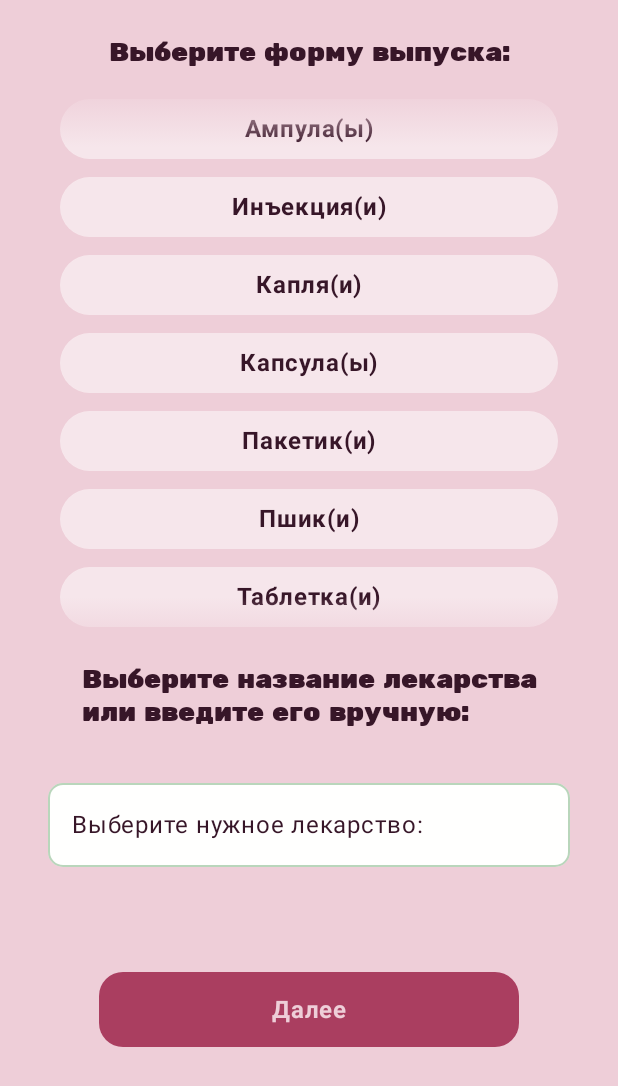
After one commit to AlinaKruzhkova/Medications, an Android app built with Jetpack Compose: the composable DrugChoiceScreenUi shown on its own in the app's theme, on a phone screen of 412 x 824 dp. The commit adds this screen. Shown: the top 1086 px of the screen. Run offline under Robolectric (Android 15) with nearby library versions, the phone set to English and light mode, and no system bars.

Commit message:
Finished DrugChoiceScreenUi

```diff
--- /dev/null
+++ b/app/src/main/java/com/example/myfirstapplication/drugchoice/DrugChoiceScreenUi.kt
@@ -0,0 +1,234 @@
+package com.example.myfirstapplication.drugchoice
+
+import androidx.compose.foundation.background
+import androidx.compose.foundation.clickable
+import androidx.compose.foundation.layout.Box
+import androidx.compose.foundation.layout.Column
+import androidx.compose.foundation.layout.PaddingValues
+import androidx.compose.foundation.layout.Spacer
+import androidx.compose.foundation.layout.fillMaxSize
+import androidx.compose.foundation.layout.fillMaxWidth
+import androidx.compose.foundation.layout.height
+import androidx.compose.foundation.layout.heightIn
+import androidx.compose.foundation.layout.padding
+import androidx.compose.foundation.lazy.LazyColumn
+import androidx.compose.foundation.lazy.items
+import androidx.compose.foundation.shape.RoundedCornerShape
+import androidx.compose.material.icons.Icons
+import androidx.compose.material.icons.filled.Clear
+import androidx.compose.material3.ExperimentalMaterial3Api
+import androidx.compose.material3.Icon
+import androidx.compose.material3.IconButton
+import androidx.compose.material3.OutlinedTextField
+import androidx.compose.material3.Text
+import androidx.compose.material3.TextFieldDefaults
+import androidx.compose.runtime.Composable
+import androidx.compose.runtime.getValue
+import androidx.compose.runtime.mutableStateOf
+import androidx.compose.runtime.saveable.rememberSaveable
+import androidx.compose.runtime.setValue
+import androidx.compose.ui.Alignment
+import androidx.compose.ui.Modifier
+import androidx.compose.ui.graphics.Brush
+import androidx.compose.ui.graphics.Color
+import androidx.compose.ui.res.stringResource
+import androidx.compose.ui.text.TextStyle
+import androidx.compose.ui.text.font.Font
+import androidx.compose.ui.text.font.FontFamily
+import androidx.compose.ui.text.font.FontWeight
+import androidx.compose.ui.tooling.preview.Preview
+import androidx.compose.ui.unit.dp
+import androidx.compose.ui.unit.sp
+import com.example.myfirstapplication.R
+import com.example.myfirstapplication.ui.theme.DeepBurgundy
+import com.example.myfirstapplication.ui.theme.Pink
+
+
+@Composable
+fun DrugChoiceScreenUi (navigate: () -> Unit) {
+    val customFont = FontFamily(
+        Font(R.font.rubik_one_regular)
+    )
+    val itemsList = listOf(
+        "Ампула(ы)", "Инъекция(и)", "Капля(и)", "Капсула(ы)", "Пакетик(и)", "Пшик(и)", "Таблетка(и)"
+    )
+
+
+
+    Column(
+        modifier = Modifier
+            .fillMaxSize()
+            .background(color = Pink)
+            .padding(horizontal = 16.dp, vertical = 24.dp),
+        horizontalAlignment = Alignment.CenterHorizontally
+    ) {
+        // Заголовок 1
+        Text(
+            text = stringResource(R.string.choice),
+            style = TextStyle(
+                fontFamily = customFont,
+                fontSize = 18.sp,
+                color = DeepBurgundy
+            ),
+            modifier = Modifier.align(Alignment.CenterHorizontally)
+        )
+
+        Spacer(modifier = Modifier.height(12.dp))
+
+        // Прокручиваемый список возможных форм выпуска
+        Box(
+            modifier = Modifier
+                .fillMaxWidth()
+                .heightIn(max = 3000.dp)
+        ) {
+            LazyColumn(
+                modifier = Modifier.fillMaxWidth(),
+                contentPadding = PaddingValues(horizontal = 0.dp, vertical = 8.dp)
+            ) {
+                items(itemsList) { itemText ->
+                    DrugsFormChoose(itemText, {})
+                    Spacer(modifier = Modifier.height(12.dp)) // отступ между карточками
+                }
+            }
+
+            // Верхний градиент
+            Box(
+                modifier = Modifier
+                    .align(Alignment.TopCenter)
+                    .fillMaxWidth()
+                    .height(40.dp)
+                    .background(
+                        Brush.verticalGradient(
+                            colors = listOf(Pink, Pink.copy(alpha = 0f))
+                        )
+                    )
+            )
+
+            // Нижний градиент
+            Box(
+                modifier = Modifier
+                    .align(Alignment.BottomCenter)
+                    .fillMaxWidth()
+                    .height(40.dp)
+                    .background(
+                        Brush.verticalGradient(
+                            colors = listOf(Pink.copy(alpha = 0f), Pink)
+                        )
+                    )
+            )
+        }
+
+        Spacer(modifier = Modifier.height(4.dp))
+
+        // Заголовок 2
+        Text(
+            text = stringResource(R.string.drug_choice),
+            style = TextStyle(
+                fontFamily = customFont,
+                fontSize = 18.sp,
+                color = DeepBurgundy
+            ),
+            modifier = Modifier.align(Alignment.CenterHorizontally)
+        )
+
+        Spacer(modifier = Modifier.height(12.dp))
+
+        // Поле ввода
+        SearchDrugField(onDrugSearch = {})
+
+        Spacer(modifier = Modifier.height(54.dp))
+
+        // Кнопка далее
+        NextButtonUi(
+            onClick = navigate,
+            modifier = Modifier
+                .fillMaxWidth()
+                .padding(bottom = 16.dp)
+        )
+    }
+}
+
+
+
+
+@Composable
+fun DrugsFormChoose(
+    drugFormat: String,
+    onClick: () -> Unit
+){
+    Box(
+        modifier = Modifier
+            .fillMaxWidth()
+            .padding(horizontal = 24.dp)
+            .height(40.dp)
+            .background(
+                color = Color.White.copy(alpha = 0.5f),
+                shape = RoundedCornerShape(24.dp)
+            )
+            .clickable { onClick },
+
+        contentAlignment = Alignment.Center
+    ) {
+        Text(
+            text = drugFormat,
+            color = DeepBurgundy,
+            fontSize = 16.sp,
+            fontWeight = FontWeight.Bold
+        )
+    }
+}
+
+
+
+
+//красивое поле ввода для списка лекарств
+@OptIn(ExperimentalMaterial3Api::class)
+@Composable
+fun SearchDrugField(onDrugSearch: (String) -> Unit) {
+    var text by rememberSaveable { mutableStateOf("")}
+
+        OutlinedTextField(
+            value = text,
+            onValueChange = {
+                text = it
+                onDrugSearch.invoke(it)
+            },
+            shape = RoundedCornerShape(10.dp),
+            maxLines = 1,
+            label = {
+Text(stringResource(R.string.search_drug_field)) },
+            modifier = Modifier
+                .fillMaxWidth()
+                .padding(16.dp),
+            trailingIcon = {
+                if (text.isNotEmpty()) {
+                    IconButton(onClick = { text = ""}) {
+                        Icon(imageVector =
+Icons.Default.Clear, null)
+                    }
+                }
+            },
+            colors = TextFieldDefaults.outlinedTextFieldColors(
+                // Цвет фона до и после нажатия
+                containerColor = Color(0xFFFFFFFE), // для фонового цвета
+                focusedBorderColor = Color(0x8075AD7A), // граница при фокусе
+                unfocusedBorderColor = Color(0x8075AD7A), // граница без фокуса
+                cursorColor = Color(0x8075AD7A), // цвет курсора
+                focusedLabelColor = Color(0xFF924959), // цвет текста в label при фокусе
+                unfocusedLabelColor = Color(0xFF371628) // цвет текста в label без фокуса
+
+            )
+        )
+}
+
+@Preview(showBackground = true)
+@Composable
+fun PreviewSearchUser() {
+    SearchDrugField() {}
+}
+
+@Preview(showBackground = true)
+@Composable
+fun DrugChoiceScreenPreview() {
+    DrugChoiceScreenUi(navigate = {})
+}
--- a/app/src/main/java/com/example/myfirstapplication/common/NextButtonUi.kt
+++ b/app/src/main/java/com/example/myfirstapplication/drugchoice/NextButtonUi.kt
@@ -1,4 +1,4 @@
-package com.example.myfirstapplication.common
+package com.example.myfirstapplication.drugchoice
 
 import androidx.compose.foundation.background
 import androidx.compose.foundation.clickable
--- a/app/src/main/java/com/example/myfirstapplication/ui/theme/Color.kt
+++ b/app/src/main/java/com/example/myfirstapplication/ui/theme/Color.kt
@@ -19,5 +19,7 @@ val DeepBurgundy = Color(0xFF371628)
 
 val Green = Color(0x8075AD7A)
 val LightGreen = Color(0xFF75AD7A)
+val Blue = Color(0xFF666CFB)
+
 
 val White = Color(0xFFFFFFFE)
--- a/app/src/main/res/values/strings.xml
+++ b/app/src/main/res/values/strings.xml
@@ -5,6 +5,9 @@
     <string name="next_text">Далее</string>
     <string name="title_text">Мои лекарства</string>
     <string name="menu_text">Здесь пока ничего нет\n. . .</string>
+    <string name="choice">Выберите форму выпуска:</string>
+    <string name="search_drug_field">Выберите нужное лекарство:</string>
+    <string name="drug_choice">Выберите название лекарства\nили введите его вручную:</string>
     <string name="hello_text">Удобное расписание приёма\nлекарственных препаратов уже с\nВами!</string>
     <string name="your_web_client_id" translatable="false" tools:ignore="TypographyDashes">866220557705-tcmrq4q1foh49kkld7dj15i2l9odbng7.apps.googleusercontent.com</string>
     <string name="no_internet">No internet connection</string>
```
Also changed, not shown: app/src/main/java/com/example/myfirstapplication/profile/presentation/ProfileContent.kt (+86 -12 lines).
